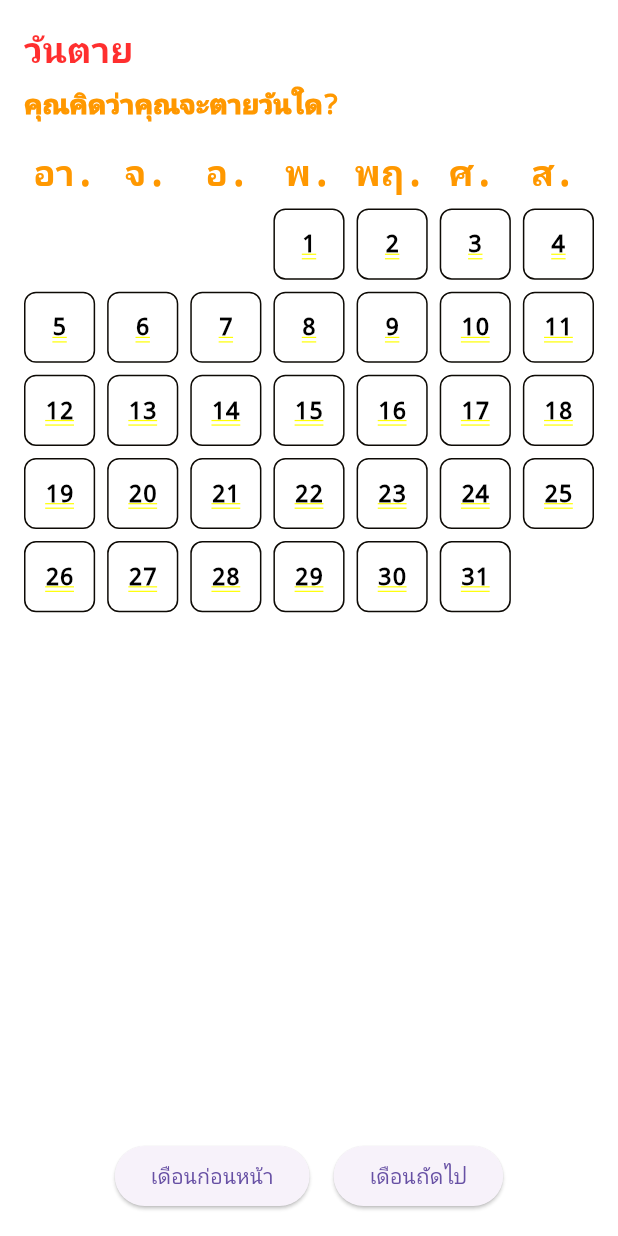
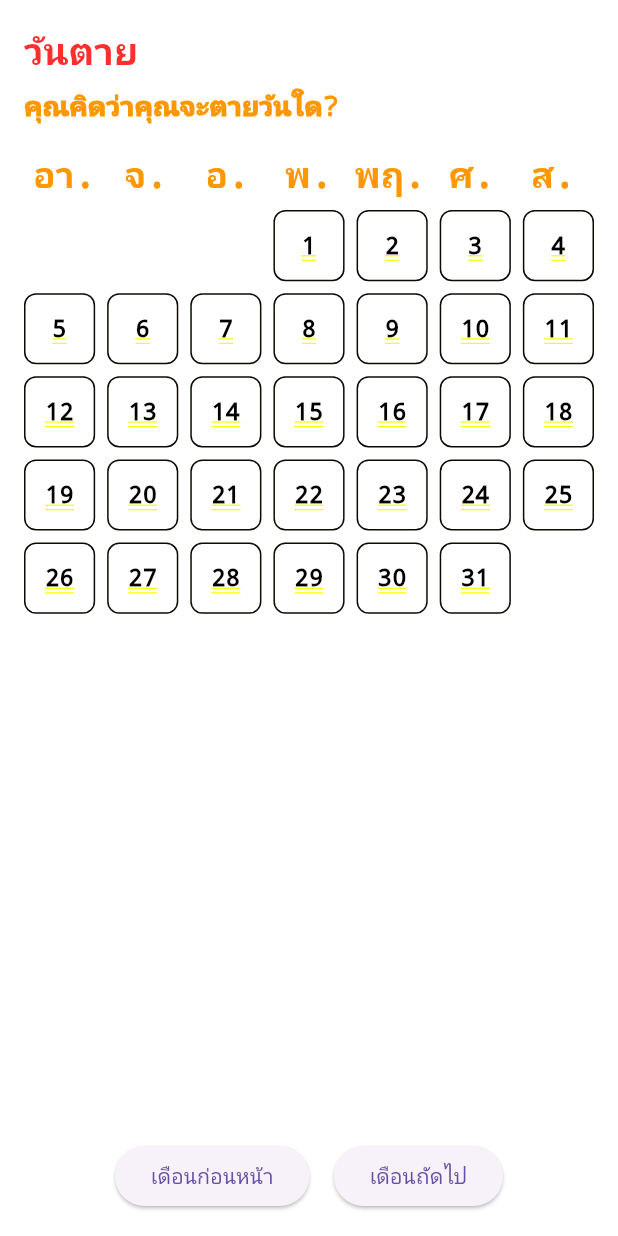
Before and after one commit to NaruantChie/flutter_project, a Flutter app: the DeathDayPage screen opened by its route, on a phone screen of 412 x 824 dp. Run offline on Flutter 3.47's test engine with Material 3 defaults, Android fonts, the phone set to English and light mode, and no system bars; our stand-ins replace dropdown_button2, font_awesome_flutter, go_router; generated files the repository leaves out were written again.

Commit message:
Initial commit12

```diff
--- a/lib/pages/Selection/deathDayPage.dart
+++ b/lib/pages/Selection/deathDayPage.dart
@@ -36,7 +36,7 @@ class _DeathDayPageState extends State<DeathDayPage> {
       dayWidgets.add(GestureDetector(
         onTap: () {
           // เพิ่มฟังก์ชันเมื่อคลิกวันที่
-          print('เลือกวันที่: $day');
+          print('เลือกวันที่22: $day');
         },
         child: Container(
           decoration: BoxDecoration(
@@ -67,7 +67,7 @@ class _DeathDayPageState extends State<DeathDayPage> {
               Text(
                 'วันตาย',
                 style: TextStyle(
-                  fontSize: 24,
+                  fontSize: 25,
                   fontWeight: FontWeight.bold,
                   decoration: TextDecoration.none, // ปิดการแสดงเส้นใต้
                 ),
```
